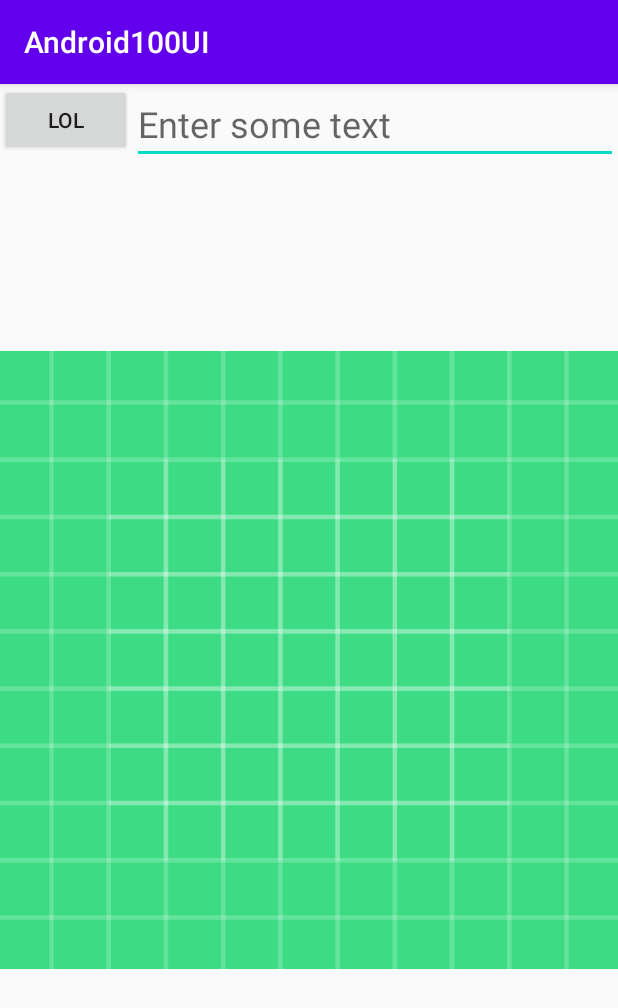
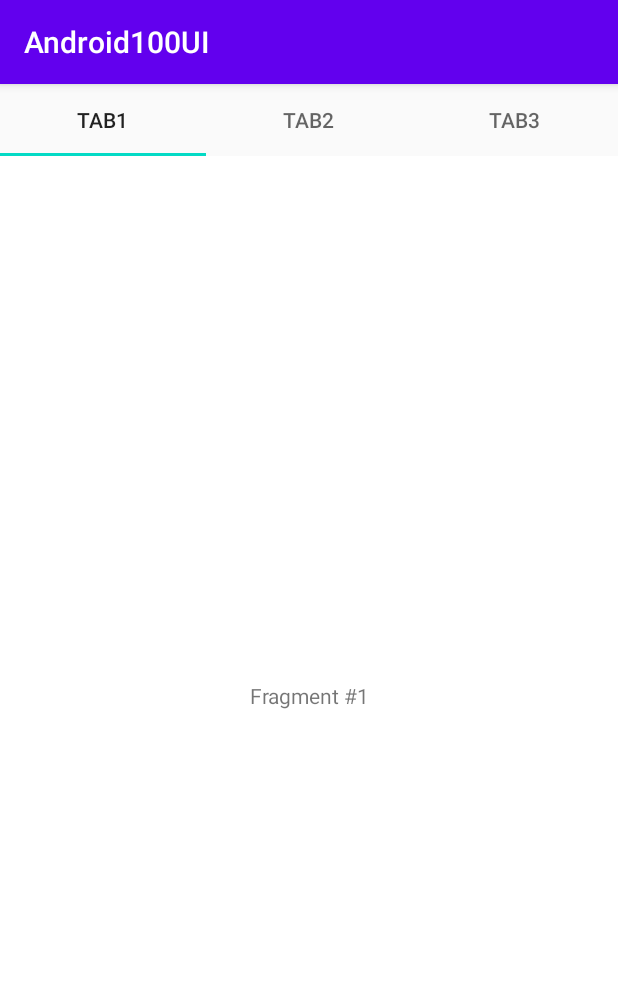
Before and after one commit to various-playgrounds/android-learning, an Android app: the screen it shows after launch (MainActivity), on a phone screen of 412 x 824 dp. Shown: the top 1008 px of the screen. Run offline under Robolectric (Android 15) with nearby library versions, the phone set to English and light mode, and no system bars.

Commit message:
working tab

```diff
--- a/app/src/main/java/com/example/android100ui/MainActivity.java
+++ b/app/src/main/java/com/example/android100ui/MainActivity.java
@@ -1,30 +1,27 @@
 package com.example.android100ui;
 
 import androidx.appcompat.app.AppCompatActivity;
+import androidx.viewpager.widget.ViewPager;
 
 import android.os.Bundle;
-import android.view.View;
-import android.widget.Button;
-import android.widget.EditText;
-import android.widget.Toast;
+
+import com.google.android.material.tabs.TabLayout;
 
 public class MainActivity extends AppCompatActivity {
-    EditText textbox;
 
     @Override
     protected void onCreate(Bundle savedInstanceState) {
         super.onCreate(savedInstanceState);
         setContentView(R.layout.activity_main);
-        Button button = findViewById(R.id.submit_button);
-        textbox = findViewById(R.id.textbox);
-        button.setOnClickListener(new View.OnClickListener() {
-            @Override
-            public void onClick(View v) {
-                String text = textbox.getText().toString();
-                Toast toast = Toast.makeText(MainActivity.this, "Hello " + text, Toast.LENGTH_SHORT);
-                toast.show();
-            }
-        });
+
+        // Get the ViewPager and set it's PagerAdapter so that it can display items
+        ViewPager viewPager = (ViewPager) findViewById(R.id.viewpager);
+        viewPager.setAdapter(new SampleFragmentPagerAdapter(getSupportFragmentManager(),
+                MainActivity.this));
+
+        // Give the TabLayout the ViewPager
+        TabLayout tabLayout = (TabLayout) findViewById(R.id.sliding_tabs);
+        tabLayout.setupWithViewPager(viewPager);
     }
 
     @Override
--- /dev/null
+++ b/app/src/main/java/com/example/android100ui/PageFragment.java
@@ -0,0 +1,38 @@
+package com.example.android100ui;
+
+import android.os.Bundle;
+import android.view.LayoutInflater;
+import android.view.View;
+import android.view.ViewGroup;
+import android.widget.TextView;
+
+import androidx.fragment.app.Fragment;
+
+public class PageFragment extends Fragment {
+    public static final String ARG_PAGE = "ARG_PAGE";
+
+    private int mPage;
+
+    public static PageFragment newInstance(int page) {
+        Bundle args = new Bundle();
+        args.putInt(ARG_PAGE, page);
+        PageFragment fragment = new PageFragment();
+        fragment.setArguments(args);
+        return fragment;
+    }
+
+    @Override
+    public void onCreate(Bundle savedInstanceState) {
+        super.onCreate(savedInstanceState);
+        mPage = getArguments().getInt(ARG_PAGE);
+    }
+
+    @Override
+    public View onCreateView(LayoutInflater inflater, ViewGroup container,
+                             Bundle savedInstanceState) {
+        View view = inflater.inflate(R.layout.fragment_page, container, false);
+        TextView textView = (TextView) view;
+        textView.setText("Fragment #" + mPage);
+        return view;
+    }
+}
--- /dev/null
+++ b/app/src/main/java/com/example/android100ui/SampleFragmentPagerAdapter.java
@@ -0,0 +1,34 @@
+package com.example.android100ui;
+
+import android.content.Context;
+
+import androidx.fragment.app.Fragment;
+import androidx.fragment.app.FragmentManager;
+import androidx.fragment.app.FragmentPagerAdapter;
+
+public class SampleFragmentPagerAdapter extends FragmentPagerAdapter {
+    final int PAGE_COUNT = 3;
+    private String tabTitles[] = new String[] { "Tab1", "Tab2", "Tab3" };
+    private Context context;
+
+    public SampleFragmentPagerAdapter(FragmentManager fm, Context context) {
+        super(fm);
+        this.context = context;
+    }
+
+    @Override
+    public int getCount() {
+        return PAGE_COUNT;
+    }
+
+    @Override
+    public Fragment getItem(int position) {
+        return PageFragment.newInstance(position + 1);
+    }
+
+    @Override
+    public CharSequence getPageTitle(int position) {
+        // Generate title based on item position
+        return tabTitles[position];
+    }
+}
--- a/app/src/main/res/layout/activity_main.xml
+++ b/app/src/main/res/layout/activity_main.xml
@@ -1,33 +1,21 @@
 <?xml version="1.0" encoding="utf-8"?>
-<RelativeLayout xmlns:android="http://schemas.android.com/apk/res/android"
+<LinearLayout xmlns:android="http://schemas.android.com/apk/res/android"
     xmlns:app="http://schemas.android.com/apk/res-auto"
-    xmlns:tools="http://schemas.android.com/tools"
     android:layout_width="match_parent"
     android:layout_height="match_parent"
-    tools:context=".MainActivity">
+    android:orientation="vertical">
 
-    <Button
-        android:id="@+id/submit_button"
-        android:layout_width="wrap_content"
-        android:layout_height="wrap_content"
-        android:text="LOL"
-        android:layout_alignParentTop="true"
-        android:layout_alignParentLeft="true"
-        />
-
-    <EditText
-        android:id="@+id/textbox"
+    <com.google.android.material.tabs.TabLayout
+        android:id="@+id/sliding_tabs"
         android:layout_width="match_parent"
         android:layout_height="wrap_content"
-        android:textSize="24dp"
-        android:hint="@string/text_hint"
-        android:layout_toRightOf="@+id/submit_button"
-        />
+        app:tabMode="fixed" />
 
-    <ImageView
+    <androidx.viewpager.widget.ViewPager
+        android:id="@+id/viewpager"
         android:layout_width="match_parent"
-        android:layout_height="match_parent"
-        android:src="@drawable/ic_launcher_background"
-        />
+        android:layout_height="0dp"
+        android:layout_weight="1"
+        android:background="@android:color/white" />
 
-</RelativeLayout>
+</LinearLayout>
--- /dev/null
+++ b/app/src/main/res/layout/fragment_page.xml
@@ -0,0 +1,5 @@
+<?xml version="1.0" encoding="utf-8"?>
+<TextView xmlns:android="http://schemas.android.com/apk/res/android"
+    android:layout_width="match_parent"
+    android:layout_height="match_parent"
+    android:gravity="center" />
```
